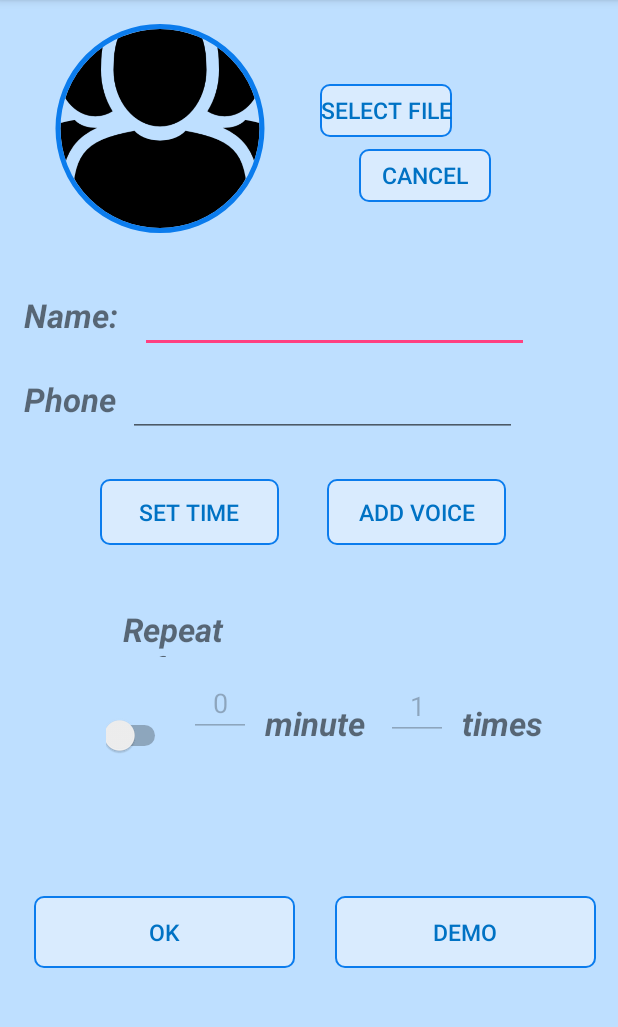
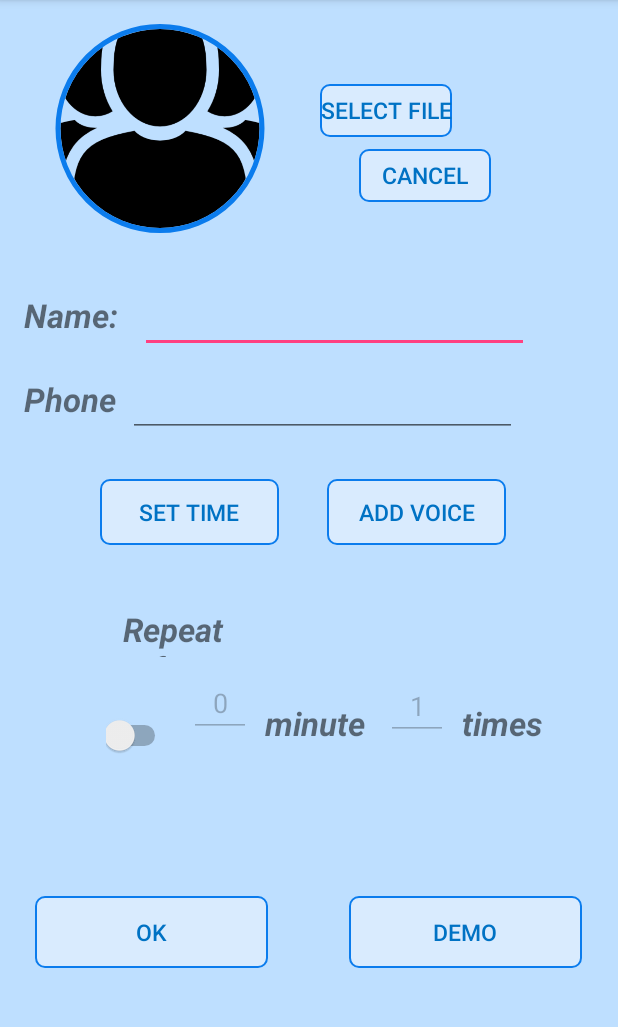
Before and after one commit to qcuong97/FakeCall, an Android app: the screen it shows after launch (MainActivity), on a phone screen of 412 x 824 dp, the part 84-1111 px from its top. Run offline under Robolectric (Android 15) with nearby library versions, the phone set to English and light mode, and no system bars; our stand-ins replace AdMob, CircleImageView; pictures from the network do not load.

Commit message:
Commi project 30/09/2018

```diff
--- a/app/src/main/java/com/hutech/qc/fakecall/AlarmReceiver.java
+++ b/app/src/main/java/com/hutech/qc/fakecall/AlarmReceiver.java
@@ -8,6 +8,7 @@ public class AlarmReceiver extends BroadcastReceiver {
     @Override
     public void onReceive(Context context, Intent intent) {
             intent = new Intent(context, CallActivity.class);
+            intent.putExtra("Demo_ads","0");
             intent.setFlags(Intent.FLAG_ACTIVITY_NEW_TASK);
             context.startActivity(intent);
         }
--- a/app/src/main/java/com/hutech/qc/fakecall/MainActivity.java
+++ b/app/src/main/java/com/hutech/qc/fakecall/MainActivity.java
@@ -195,6 +195,7 @@ public class MainActivity extends AppCompatActivity {
             public void onClick(View view) {
                 Save_data_call();
                 Intent intent = new Intent(MainActivity.this,CallActivity.class);
+                intent.putExtra("Demo_ads","1");
                 startActivity(intent);
             }
         });
--- a/app/src/main/res/layout/activity_main.xml
+++ b/app/src/main/res/layout/activity_main.xml
@@ -132,7 +132,7 @@
     <Button
         android:id="@+id/bt_Ok"
         style="@style/Button"
-        android:layout_width="174dp"
+        android:layout_width="155dp"
         android:layout_height="wrap_content"
         android:layout_marginBottom="16dp"
         android:layout_marginEnd="8dp"
@@ -149,7 +149,7 @@
     <Button
         android:id="@+id/bt_demo"
         style="@style/Button"
-        android:layout_width="174dp"
+        android:layout_width="155dp"
         android:layout_height="wrap_content"
         android:layout_marginBottom="16dp"
         android:layout_marginEnd="8dp"
```
Also changed, not shown: app/src/main/java/com/hutech/qc/fakecall/CallActivity.java (+14 -1 lines), 1 other file.
